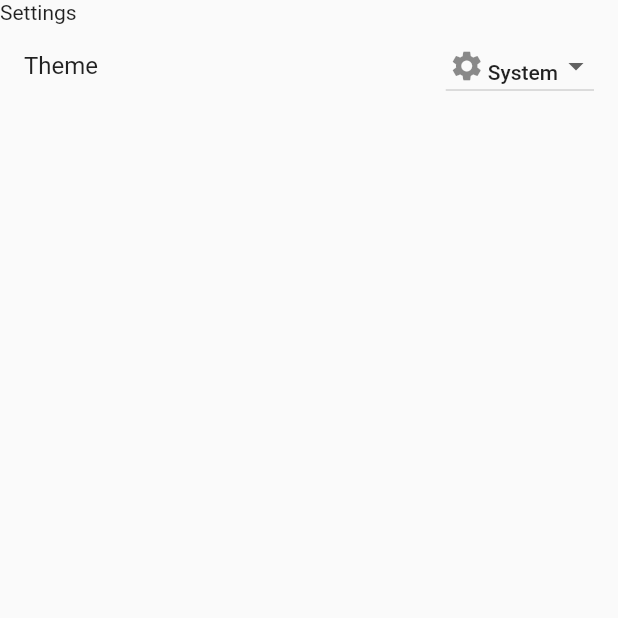
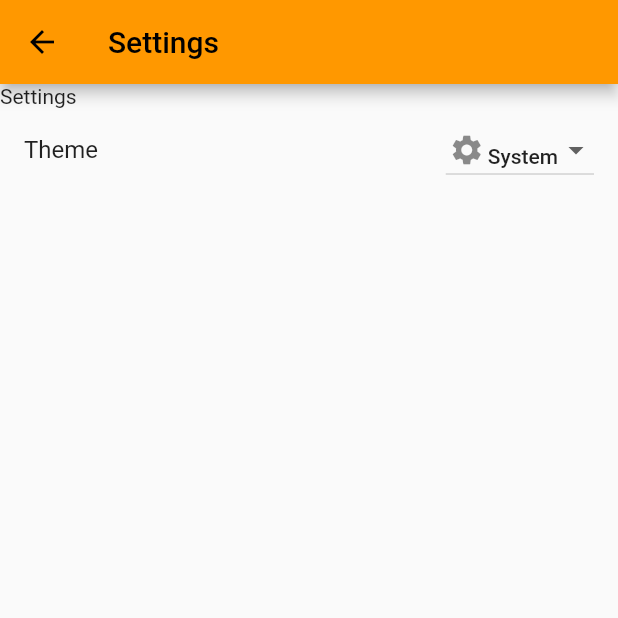
Before and after one commit to GAsplund/TimeEditParser-Flutter, a Flutter app: the SettingsPage screen opened directly, on a phone screen of 412 x 824 dp, the top half of it. Run offline on Flutter 3.47's test engine with Material 2 defaults, Android fonts, the phone set to English and light mode, and no system bars; our stand-ins replace date_time_picker, expansion_tile_card, flutter_speed_dial, jiffy, shared_preferences; missing offline and left inert: debounce_throttle; accounts and stored records are empty.

Commit message:
Add AppBar to settings page

```diff
--- a/lib/screens/settingsPage.dart
+++ b/lib/screens/settingsPage.dart
@@ -18,6 +18,9 @@ class _SettingsPageState extends State<SettingsPage> {
   @override
   Widget build(BuildContext context) {
     return Scaffold(
+        appBar: AppBar(
+          title: Text("Settings"),
+        ),
         body: ListView(children: [
           Text("Settings"),
           /*SwitchListTile(
```
Lines whose indentation alone changed are shown as unchanged.
